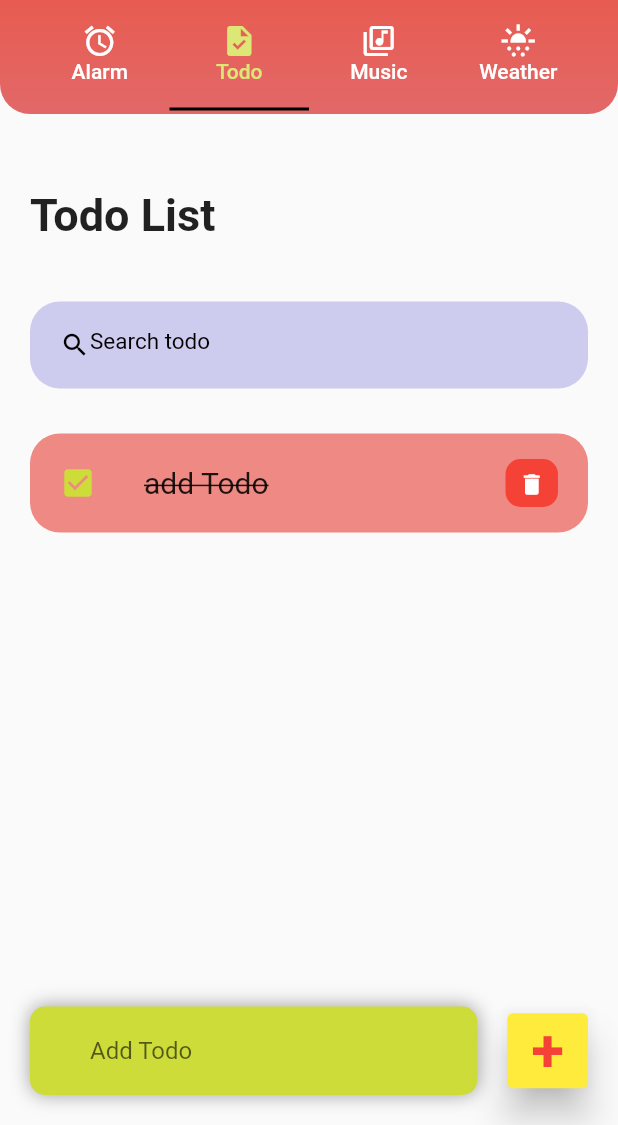
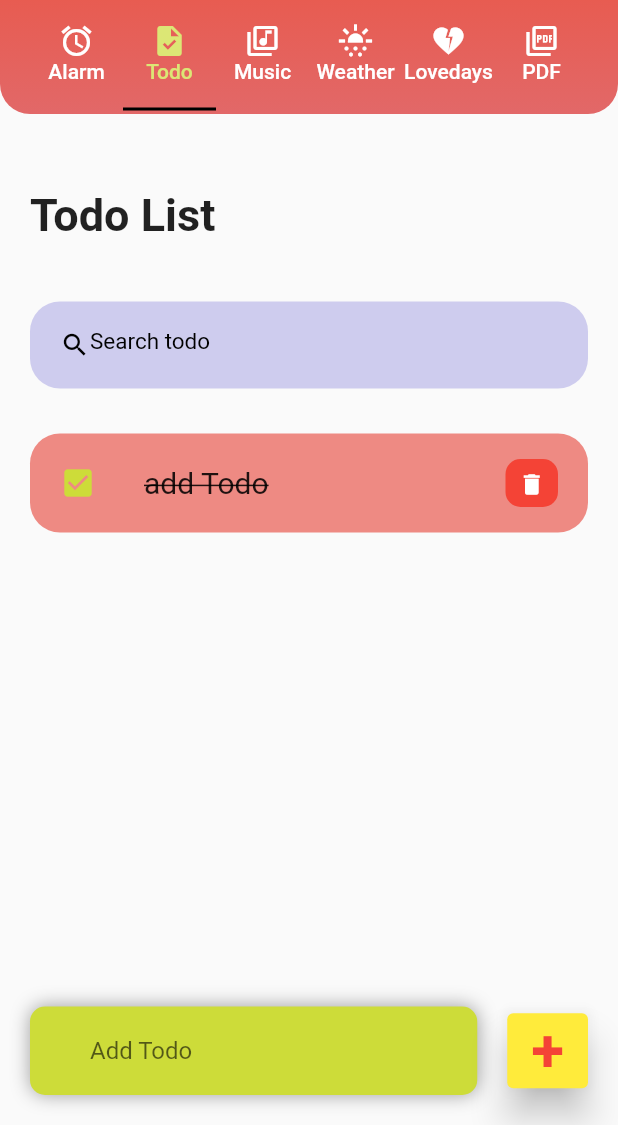
Before and after one commit to tungisdab/AlarmClock, a Flutter app: the screen it shows after launch, tab 2 chosen, on a phone screen of 412 x 824 dp, the part 111-1236 px from its top. Run offline on Flutter 3.47's test engine with Material 2 defaults, Android fonts, the phone set to English and light mode, and no system bars; our stand-ins replace dio, flutter_local_notifications, sqflite, timezone; accounts and stored records are empty.

Commit message:
update todo

```diff
--- a/lib/main.dart
+++ b/lib/main.dart
@@ -21,7 +21,7 @@ class _MyAppState extends State<MyApp> {
     SystemChrome.setEnabledSystemUIMode(SystemUiMode.immersiveSticky);
     return MaterialApp(
       home: DefaultTabController(
-        length: 4,
+        length: 6,
         child: Home(),
       ),
       theme: ThemeData(
--- a/lib/page/home.dart
+++ b/lib/page/home.dart
@@ -48,7 +48,9 @@ class _HomeState extends State<Home> {
           Todo(),
           _tabBarViewItem(Icons.my_library_music_outlined, 'Music'),
           // _tabBarViewItem(Icons.sunny_snowing, 'Weather'),
-          Weather()
+          Weather(),
+          _tabBarViewItem(Icons.heart_broken, 'Lovedays'),
+          _tabBarViewItem(Icons.picture_as_pdf_outlined, 'PDF'),
         ],
       ),
     );
@@ -162,6 +164,16 @@ class _HomeState extends State<Home> {
           icon: Icon(Icons.sunny_snowing),
           text: 'Weather',
         ),
+        Tab(
+          iconMargin: EdgeInsets.all(0),
+          icon: Icon(Icons.heart_broken),
+          text: 'Lovedays',
+        ),
+        Tab(
+          iconMargin: EdgeInsets.all(0),
+          icon: Icon(Icons.picture_as_pdf_outlined),
+          text: 'PDF',
+        ),
       ],
     );
   }
--- a/lib/page/todo.dart
+++ b/lib/page/todo.dart
@@ -1,7 +1,6 @@
 import 'package:alarm_clock/page/todo_item.dart';
 import 'package:flutter/material.dart';
 import '../model/todo.dart';
-import '../page/todo_item.dart';
 
 class Todo extends StatefulWidget {
   Todo({super.key});
@@ -60,8 +59,9 @@ class _TodoState extends State<Todo> with AutomaticKeepAliveClientMixin{
 
   @override
   Widget build(BuildContext context) {
-    return Container(
-      child: Stack(
+    super.build(context);
+    return SafeArea(
+      child: Column(
         // crossAxisAlignment: CrossAxisAlignment.start,
         // mainAxisAlignment: MainAxisAlignment.start,
         children: [
@@ -101,7 +101,10 @@ class _TodoState extends State<Todo> with AutomaticKeepAliveClientMixin{
                       ),
                       child: TextField(
                         onChanged: (value){
+                          setState(() {
                             _runFilter(value);
+                          });
+                          // _runFilter(value);
                         },
                         decoration: InputDecoration(
                           contentPadding: EdgeInsets.all(0),
@@ -142,6 +145,8 @@ class _TodoState extends State<Todo> with AutomaticKeepAliveClientMixin{
             ),
           ),
           Align(
+            child: Container(
+              child: Align(
                 alignment: Alignment.bottomCenter,
                 child: Row(
                   children: [
@@ -200,6 +205,8 @@ class _TodoState extends State<Todo> with AutomaticKeepAliveClientMixin{
                   ],
                 )
               ),
+            ),
+          ),
         ],
       ),
     );
--- a/lib/page/todo_item.dart
+++ b/lib/page/todo_item.dart
@@ -1,4 +1,3 @@
-import 'package:alarm_clock/page/todo.dart';
 import 'package:flutter/material.dart';
 import '../model/todo.dart';
 
--- a/lib/page/weather.dart
+++ b/lib/page/weather.dart
@@ -30,6 +30,7 @@ class _WeatherState extends State<Weather> with AutomaticKeepAliveClientMixin{
   }
   @override
   Widget build(BuildContext context) {
+    super.build(context);
     return SafeArea(
       child: SingleChildScrollView(
         child: Center(
```
Lines whose indentation alone changed are shown as unchanged.
